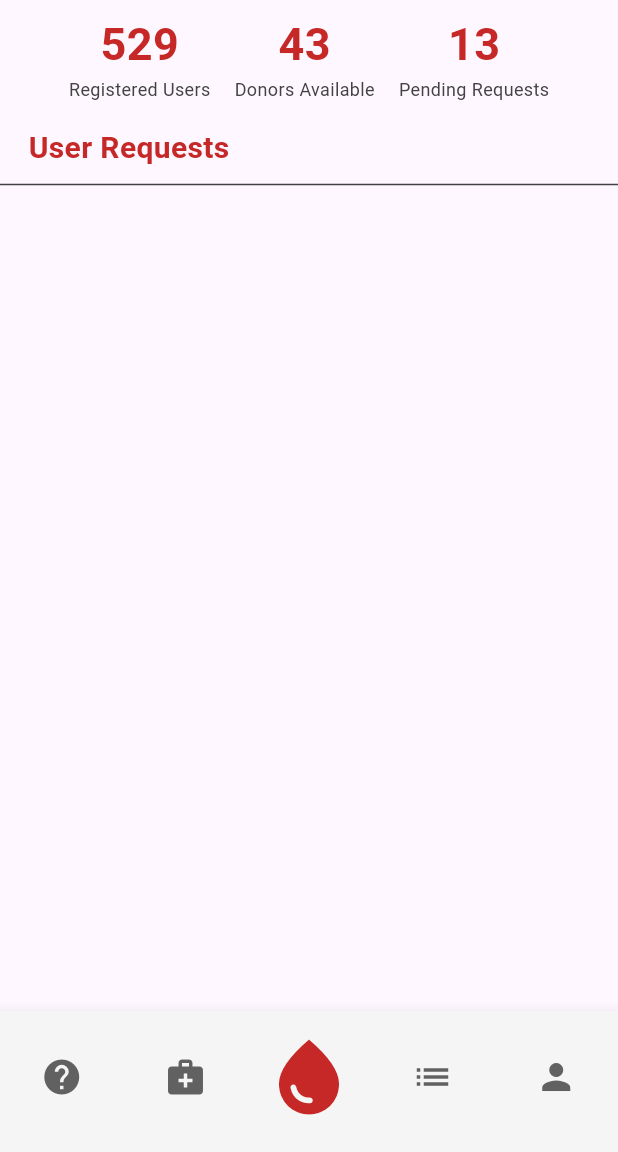
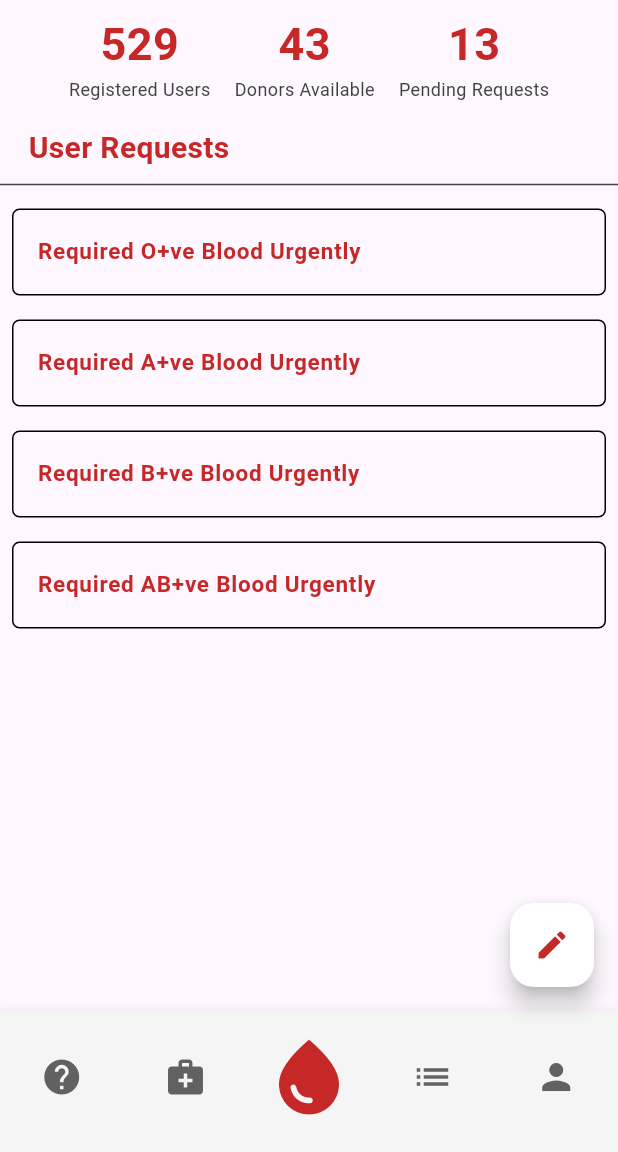
Before and after one commit to rohraharjas/gdsc_solutions-1, a Flutter app: the screen it shows after launch, on a phone screen of 412 x 824 dp, the part 84-1236 px from its top. Run offline on Flutter 3.47's test engine with Material 3 defaults, Android fonts, the phone set to English and light mode, and no system bars; our stand-ins replace firebase_auth, firebase_core, google_fonts; accounts and stored records are empty.

Commit message:
created home page

```diff
--- a/lib/Screens/home.dart
+++ b/lib/Screens/home.dart
@@ -9,10 +9,24 @@ class Home extends StatefulWidget {
 }
 
 class _HomeState extends State<Home> {
+  List<UserRequest> display = [
+    UserRequest(name: 'Name 1', location: 'Loc 1', bld_type: 'O+ve', contact: '9876543210'),
+    UserRequest(name: 'Name 2', location: 'Loc 2', bld_type: 'A+ve', contact: '9876543211'),
+    UserRequest(name: 'Name 3', location: 'Loc 3', bld_type: 'B+ve', contact: '9876543212'),
+    UserRequest(name: 'Name 4', location: 'Loc 4', bld_type: 'AB+ve', contact: '9876543213')
+  ];
   int currentIndex = 2;
   @override
   Widget build(BuildContext context) {
     return Scaffold(
+      floatingActionButton: FloatingActionButton(
+        onPressed: () {},
+        backgroundColor: Colors.white,
+        child: Icon(
+          Icons.create,
+          color: Colors.red[800],
+        ),
+      ),
       appBar: MyAppBar(),
       drawer:  const AppDrawer(),
       body:  SingleChildScrollView(
@@ -104,6 +118,28 @@ class _HomeState extends State<Home> {
              ),
             Divider(
               color: Colors.grey[800],
+            ),
+            ListView.builder(
+              shrinkWrap: true,
+              itemCount: display.length,
+              itemBuilder: (context, index)=>Padding(
+                  padding: const EdgeInsets.all(8.0),
+                child: ListTile(
+                  onTap: () {},
+                  shape: RoundedRectangleBorder(
+                    side: const BorderSide(color: Colors.black, width: 1),
+                    borderRadius: BorderRadius.circular(5)
+                  ),
+                  title: Text(
+                    'Required ${display[index].bld_type} Blood Urgently',
+                    style: TextStyle(
+                      color: Colors.red[800],
+                      fontSize: 15,
+                      fontWeight: FontWeight.bold
+                    ),
+                  ),
+                ),
+              ),
             )
           ],
         ),
@@ -144,3 +180,9 @@ class _HomeState extends State<Home> {
     );
   }
 }
+
+class UserRequest{
+  String name, location, bld_type, contact;
+
+  UserRequest({required this.name, required this.location, required this.bld_type, required this.contact});
+}
--- a/lib/main.dart
+++ b/lib/main.dart
@@ -17,6 +17,7 @@ class MyApp extends StatelessWidget {
   Widget build(BuildContext context) {
     return MaterialApp(
       home: Home(),
+      debugShowCheckedModeBanner: false,
     );
   }
 }
```
Also changed, not shown: pubspec.lock.
